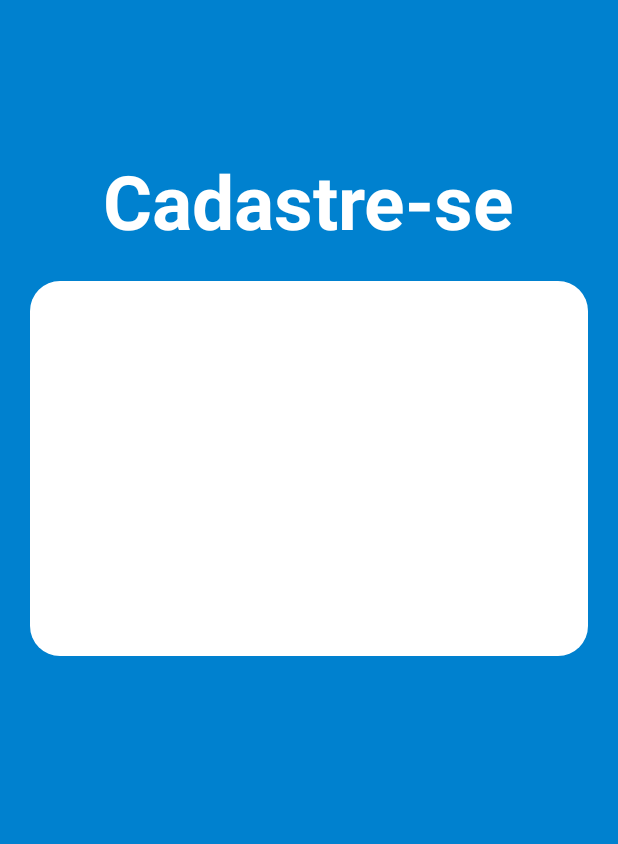
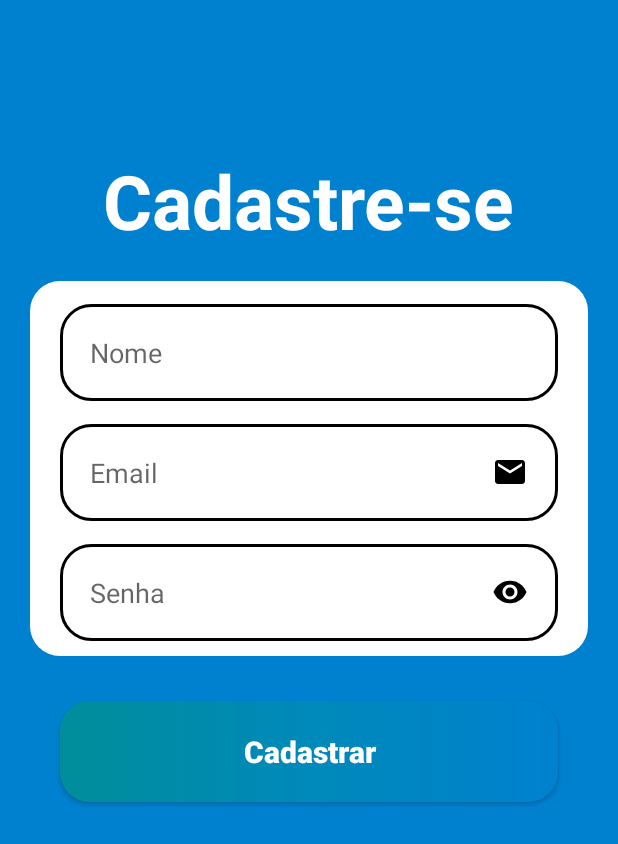
Before and after one commit to Gladistony/Projeto-Interdisciplinar-3, an Android app: the screen it shows after launch (FormCadastro), on a phone screen of 412 x 824 dp. Shown: the top 844 px of the screen. Run offline under Robolectric (Android 15) with nearby library versions, the phone set to English and light mode, and no system bars.

Commit message:
melhorias na tela de cadastro
todos os campos inseridos e personalizados.

```diff
--- /dev/null
+++ b/App/app/src/main/res/drawable/button.xml
@@ -0,0 +1,12 @@
+<?xml version="1.0" encoding="utf-8"?>
+<shape xmlns:android="http://schemas.android.com/apk/res/android">
+
+    <corners android:radius="20dp"/>
+        <gradient
+            android:startColor="@color/blue"
+            android:centerColor="@color/blue2"
+            android:endColor="@color/blue3"
+            android:angle="180"
+            />
+
+</shape>
--- /dev/null
+++ b/App/app/src/main/res/drawable/edit_text.xml
@@ -0,0 +1,8 @@
+<?xml version="1.0" encoding="utf-8"?>
+<shape xmlns:android="http://schemas.android.com/apk/res/android">
+
+    <solid android:color="@color/white"/>
+    <corners android:radius="20dp"/>
+    <stroke android:color="@color/black" android:width="2dp"/>
+
+</shape>
--- a/App/app/src/main/res/layout/activity_form_cadastro.xml
+++ b/App/app/src/main/res/layout/activity_form_cadastro.xml
@@ -37,5 +37,46 @@
         app:layout_constraintTop_toBottomOf="@id/title_cadastrese"
         />
 
+    <EditText
+        android:id="@+id/edit_nome"
+        style="@style/Edit_text"
+        android:hint="Nome"
+        android:inputType="text"
+        app:layout_constraintStart_toStartOf="@id/containerComponents"
+        app:layout_constraintEnd_toEndOf="@id/containerComponents"
+        app:layout_constraintTop_toTopOf="@id/containerComponents"
+        />
+
+    <EditText
+        android:id="@+id/edit_email"
+        style="@style/Edit_text"
+        android:hint="Email"
+        android:inputType="textEmailAddress"
+        android:drawableRight="@drawable/ic_email"
+        app:layout_constraintTop_toBottomOf="@id/edit_nome"
+        app:layout_constraintStart_toStartOf="@id/containerComponents"
+        app:layout_constraintEnd_toEndOf="@id/containerComponents"
+        />
+
+    <EditText
+        android:id="@+id/edit_senha"
+        style="@style/Edit_text"
+        android:hint="Senha"
+        android:inputType="textPassword"
+        android:drawableRight="@drawable/ic_eye"
+        app:layout_constraintTop_toBottomOf="@id/edit_email"
+        app:layout_constraintStart_toStartOf="@id/containerComponents"
+        app:layout_constraintEnd_toEndOf="@id/containerComponents"
+        />
+
+    <androidx.appcompat.widget.AppCompatButton
+        style="@style/Button"
+        android:text="@string/cadastrar"
+        android:layout_marginTop="30dp"
+        app:layout_constraintTop_toBottomOf="@id/containerComponents"
+        app:layout_constraintStart_toStartOf="parent"
+        app:layout_constraintEnd_toEndOf="parent"
+        />
+
 </androidx.constraintlayout.widget.ConstraintLayout>
 </androidx.core.widget.NestedScrollView>
--- a/App/app/src/main/res/values/colors.xml
+++ b/App/app/src/main/res/values/colors.xml
@@ -3,4 +3,6 @@
     <color name="black">#FF000000</color>
     <color name="white">#FFFFFFFF</color>
     <color name="blue">#0081CF</color>
+    <color name="blue2">#0089BA</color>
+    <color name="blue3">#008E9B</color>
 </resources>
--- a/App/app/src/main/res/values/styles.xml
+++ b/App/app/src/main/res/values/styles.xml
@@ -8,4 +8,28 @@
         <item name="android:layout_margin">20dp</item>
     </style>
 
+    <style name="Edit_text">
+        <item name="android:layout_width">match_parent</item>
+        <item name="android:layout_height">wrap_content</item>
+        <item name="android:background">@drawable/edit_text</item>
+        <item name="android:padding">20dp</item>
+        <item name="android:layout_marginLeft">40dp</item>
+        <item name="android:layout_marginRight">40dp</item>
+        <item name="android:layout_marginTop">15dp</item>
+    </style>
+
+    <style name="Button">
+        <item name="android:layout_width">match_parent</item>
+        <item name="android:layout_height">wrap_content</item>
+        <item name="android:layout_marginLeft">40dp</item>
+        <item name="android:layout_marginRight">40dp</item>
+        <item name="android:layout_marginTop">15dp</item>
+        <item name="android:padding">20dp</item>
+        <item name="android:textColor">@color/white</item>
+        <item name="android:textSize">20sp</item>
+        <item name="android:textStyle">bold</item>
+        <item name="android:textAllCaps">false</item>
+        <item name="android:background">@drawable/button</item>
+    </style>
+
 </resources>
```
